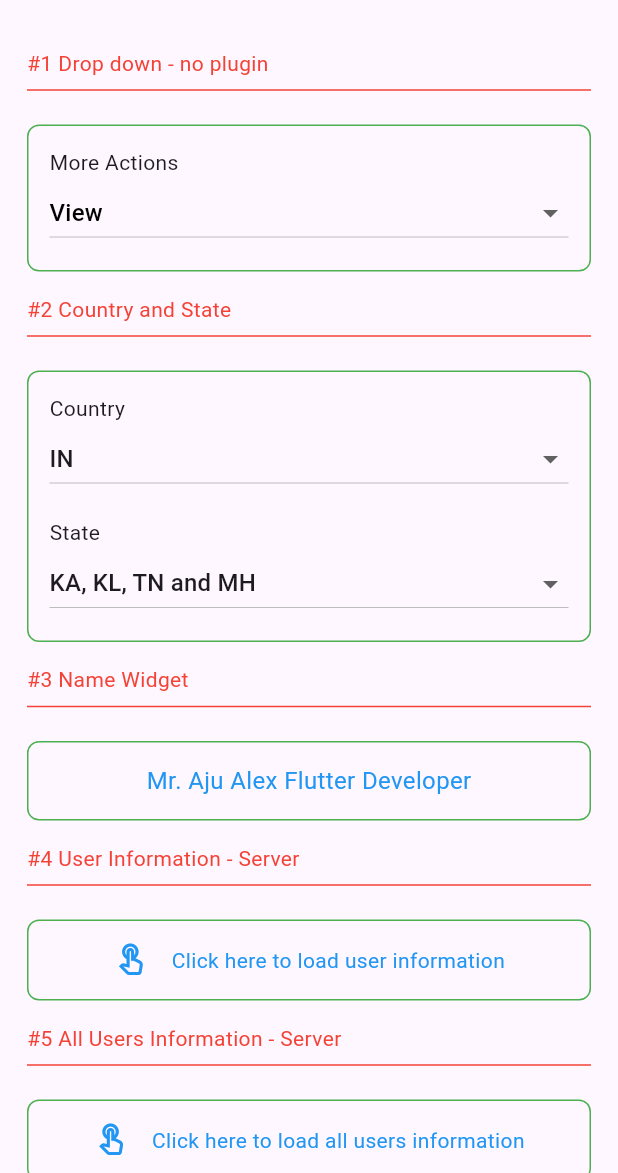
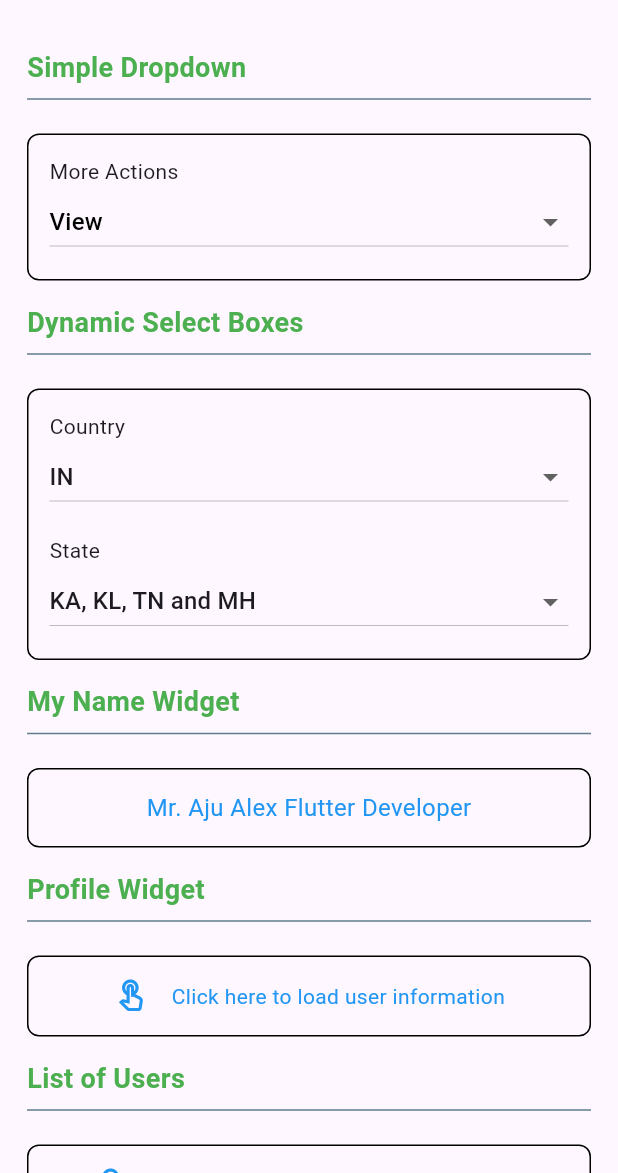
Before and after one commit to AjuAlex66/tripleD, a Flutter app: the screen it shows after launch, on a phone screen of 412 x 824 dp, the part 63-1236 px from its top. Run offline on Flutter 3.47's test engine with Material 3 defaults, Android fonts, the phone set to English and light mode, and no system bars; our stand-ins replace flutter_bloc, fluttertoast; Roboto replaces fonts that are missing (Sedan).

Commit message:
some title changes

```diff
--- a/lib/common/roundedcontainer.dart
+++ b/lib/common/roundedcontainer.dart
@@ -1,4 +1,3 @@
-
 import 'package:flutter/material.dart';
 import 'package:tripled/utils/helper.dart';
 
@@ -13,14 +12,18 @@ class RoundedContainer extends StatelessWidget {
     return Column(
       crossAxisAlignment: CrossAxisAlignment.start,
       children: [
-        Text(title!, style: const TextStyle(color: Colors.red)),
-        const Divider(color: Colors.red),
+        Text(title!,
+            style: const TextStyle(
+                color: Colors.green,
+                fontSize: 18,
+                fontWeight: FontWeight.bold)),
+        const Divider(color: Colors.blueGrey),
         Helper.allowHeight(15),
         Container(
           width: Helper.width,
           padding: const EdgeInsets.all(14),
           decoration: BoxDecoration(
-              border: Border.all(color: Colors.green),
+              border: Border.all(color: Colors.black),
               borderRadius: const BorderRadius.all(Radius.circular(8.0))),
           child: Column(
             crossAxisAlignment: CrossAxisAlignment.start,
--- a/lib/tripledhome.dart
+++ b/lib/tripledhome.dart
@@ -27,7 +27,7 @@ class TripleDHome extends StatelessWidget {
           // task 1
           Consumer<Changer>(
             builder: (context, value, child) => RoundedContainer(
-              title: "#1 Drop down - no plugin",
+              title: "Simple Dropdown",
               children: [
                 const Text("More Actions"),
                 DropdownButton<String>(
@@ -55,7 +55,7 @@ class TripleDHome extends StatelessWidget {
           //task 2
           Consumer<Changer>(
             builder: (context, value, child) => RoundedContainer(
-              title: "#2 Country and State",
+              title: "Dynamic Select Boxes",
               children: [
                 const Text("Country"),
                 DropdownButton<String>(
@@ -115,7 +115,7 @@ class TripleDHome extends StatelessWidget {
           ),
           //-------------------------------------------------------
           //task 3
-          const RoundedContainer(title: '#3 Name Widget', children: [
+          const RoundedContainer(title: 'My Name Widget', children: [
             DisplayName(
                 firstName: "Aju",
                 secondName: "Alex",
@@ -125,7 +125,7 @@ class TripleDHome extends StatelessWidget {
           //-------------------------------------------------------
           //task 4
           RoundedContainer(
-            title: "#4 User Information - Server",
+            title: "Profile Widget",
             children: [
               BlocBuilder<MainBloc, MainState>(
                   buildWhen: (previous, current) =>
@@ -227,7 +227,7 @@ class TripleDHome extends StatelessWidget {
           //-------------------------------------------------------
           //task 5
           RoundedContainer(
-            title: "#5 All Users Information - Server",
+            title: "List of Users",
             children: [
               InkWell(
                 onTap: () => Helper.push(const AllUsersPage()),
@@ -250,7 +250,6 @@ class TripleDHome extends StatelessWidget {
               )
             ],
           ),
-
         ],
       ),
     );
--- a/lib/utils/initializer.dart
+++ b/lib/utils/initializer.dart
@@ -4,12 +4,12 @@ import 'package:tripled/model/profilemodel.dart';
 class Initializer {
   static String? tripleDropValue = 'View', tripleCountry = 'IN';
   static List<String> tripleDropList = ['View', 'Edit', 'Send', 'Delete'];
-     static ProfileListModel profileListModel = ProfileListModel();
+  static ProfileListModel profileListModel = ProfileListModel();
   static List<Map<String, dynamic>> tripleCountryList = [
     {"country": "IN", "states": "KA, KL, TN and MH", "selected": true},
     {"country": "US", "states": "AL, DE and GA", "selected": false},
     {"country": "CA", "states": "ON, QC and BC", "selected": false},
   ];
+  static ProfileModel profileModel = ProfileModel();
 
-   static ProfileModel profileModel = ProfileModel();
 }
```
